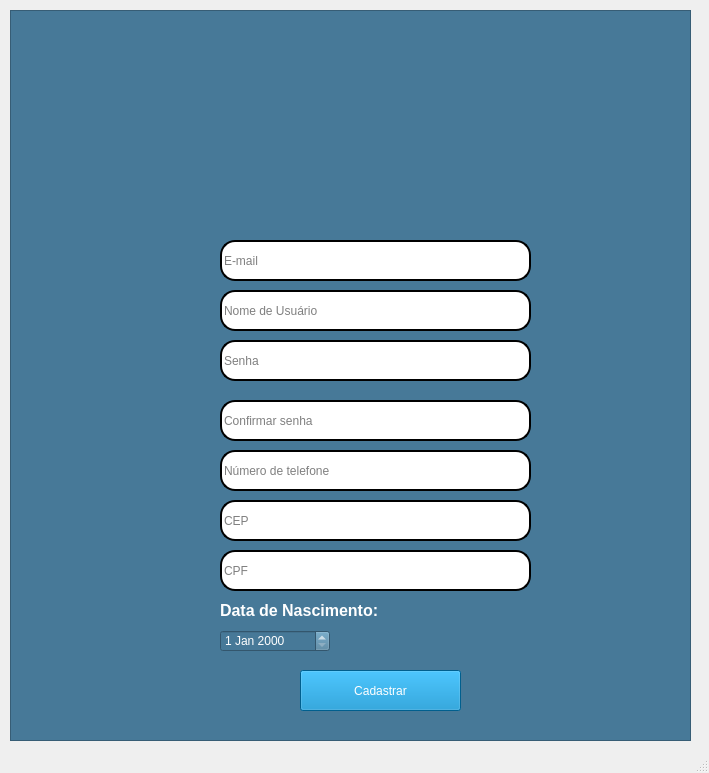
anneestherlf/Osprey-Social, file projeto/tela_cadastro.ui: the form before one commit.
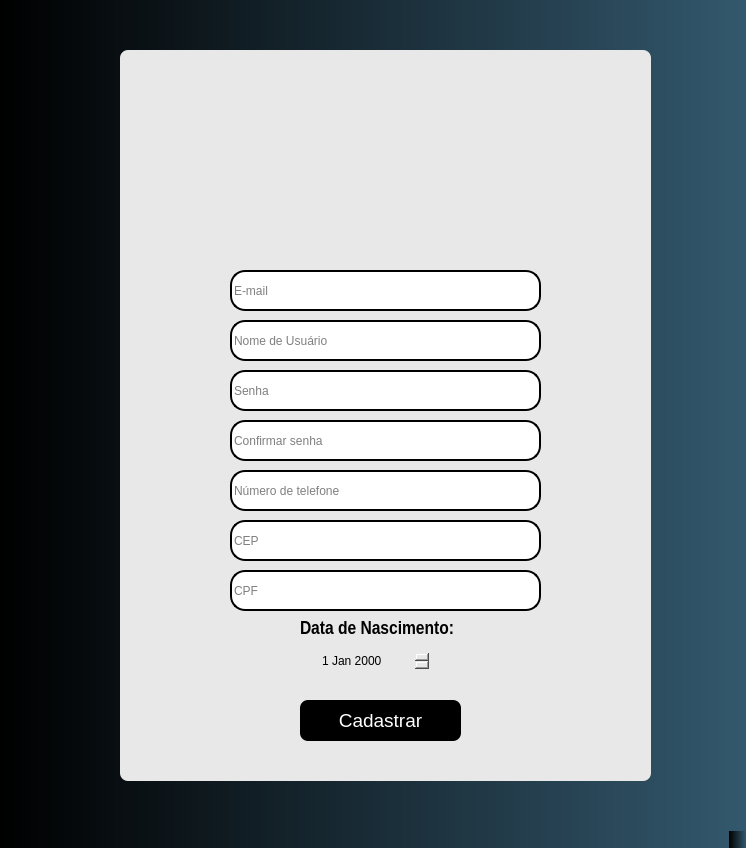
The form after the commit. Icons and pictures are not drawn.

Patch:
```diff
--- a/projeto/tela_cadastro.ui
+++ b/projeto/tela_cadastro.ui
@@ -6,25 +6,30 @@
    <rect>
     <x>0</x>
     <y>0</y>
-    <width>709</width>
-    <height>773</height>
+    <width>746</width>
+    <height>848</height>
    </rect>
   </property>
   <property name="windowTitle">
    <string>MainWindow</string>
   </property>
+  <property name="styleSheet">
+   <string notr="true">background-color: qlineargradient(spread:pad, x1:0, y1:0, x2:1, y2:0, stop:0 rgba(0, 0, 0,), stop:1 rgba(51, 88, 109));
+</string>
+  </property>
   <widget class="QWidget" name="centralwidget">
    <widget class="QFrame" name="Aprensentao">
     <property name="geometry">
      <rect>
-      <x>10</x>
-      <y>10</y>
-      <width>681</width>
+      <x>120</x>
+      <y>50</y>
+      <width>531</width>
       <height>731</height>
      </rect>
     </property>
     <property name="styleSheet">
-     <string notr="true">background-color: rgb(71, 121, 152);</string>
+     <string notr="true">background-color: rgb(232, 232, 232);
+border-radius: 8px;</string>
     </property>
     <property name="frameShape">
      <enum>QFrame::StyledPanel</enum>
@@ -35,38 +40,44 @@
     <widget class="QLabel" name="label">
      <property name="geometry">
       <rect>
-       <x>210</x>
-       <y>590</y>
-       <width>171</width>
+       <x>180</x>
+       <y>570</y>
+       <width>161</width>
        <height>21</height>
       </rect>
      </property>
+     <property name="font">
+      <font>
+       <family>Arial Narrow</family>
+       <pointsize>14</pointsize>
+      </font>
+     </property>
      <property name="styleSheet">
       <string notr="true"/>
      </property>
      <property name="text">
-      <string>&lt;html&gt;&lt;head/&gt;&lt;body&gt;&lt;p&gt;&lt;span style=&quot; font-size:12pt; font-weight:600; color:#ffffff;&quot;&gt;Data de Nascimento:&lt;/span&gt;&lt;/p&gt;&lt;/body&gt;&lt;/html&gt;</string>
+      <string>&lt;html&gt;&lt;head/&gt;&lt;body&gt;&lt;p&gt;&lt;span style=&quot; font-weight:600; color:#000000;&quot;&gt;Data de Nascimento:&lt;/span&gt;&lt;/p&gt;&lt;/body&gt;&lt;/html&gt;</string>
      </property>
     </widget>
     <widget class="QDateEdit" name="dateEdit">
      <property name="geometry">
       <rect>
-       <x>210</x>
-       <y>620</y>
+       <x>200</x>
+       <y>600</y>
        <width>110</width>
        <height>22</height>
       </rect>
      </property>
      <property name="styleSheet">
-      <string notr="true">color: rgb(255, 255, 255);
+      <string notr="true">color: rgb(0, 0, 0);
 </string>
      </property>
     </widget>
     <widget class="QLabel" name="label_5">
      <property name="geometry">
       <rect>
-       <x>260</x>
-       <y>60</y>
+       <x>170</x>
+       <y>50</y>
        <width>171</width>
        <height>141</height>
       </rect>
@@ -84,14 +95,23 @@
     <widget class="QPushButton" name="pushButton">
      <property name="geometry">
       <rect>
-       <x>290</x>
-       <y>660</y>
+       <x>180</x>
+       <y>650</y>
        <width>161</width>
        <height>41</height>
       </rect>
      </property>
+     <property name="font">
+      <font>
+       <family>MS Shell Dlg 2</family>
+       <pointsize>14</pointsize>
+       <weight>50</weight>
+       <italic>false</italic>
+       <bold>false</bold>
+      </font>
+     </property>
      <property name="styleSheet">
-      <string notr="true">background-color: rgb(0, 133, 199);
+      <string notr="true">background-color: rgb(0, 0, 0);
 font: 14pt &quot;MS Shell Dlg 2&quot;;
 color: rgb(255, 255, 255);
 
@@ -105,8 +125,8 @@
     <widget class="QLineEdit" name="lineEdit">
      <property name="geometry">
       <rect>
-       <x>210</x>
-       <y>230</y>
+       <x>110</x>
+       <y>220</y>
        <width>311</width>
        <height>41</height>
       </rect>
@@ -125,8 +145,8 @@
     <widget class="QLineEdit" name="lineEdit_2">
      <property name="geometry">
       <rect>
-       <x>210</x>
-       <y>280</y>
+       <x>110</x>
+       <y>270</y>
        <width>311</width>
        <height>41</height>
       </rect>
@@ -145,8 +165,8 @@
     <widget class="QLineEdit" name="lineEdit_3">
      <property name="geometry">
       <rect>
-       <x>210</x>
-       <y>330</y>
+       <x>110</x>
+       <y>320</y>
        <width>311</width>
        <height>41</height>
       </rect>
@@ -168,8 +188,8 @@
     <widget class="QLineEdit" name="lineEdit_4">
      <property name="geometry">
       <rect>
-       <x>210</x>
-       <y>390</y>
+       <x>110</x>
+       <y>370</y>
        <width>311</width>
        <height>41</height>
       </rect>
@@ -191,8 +211,8 @@
     <widget class="QLineEdit" name="lineEdit_5">
      <property name="geometry">
       <rect>
-       <x>210</x>
-       <y>440</y>
+       <x>110</x>
+       <y>420</y>
        <width>311</width>
        <height>41</height>
       </rect>
@@ -214,8 +234,8 @@
     <widget class="QLineEdit" name="lineEdit_6">
      <property name="geometry">
       <rect>
-       <x>210</x>
-       <y>490</y>
+       <x>110</x>
+       <y>470</y>
        <width>311</width>
        <height>41</height>
       </rect>
@@ -237,8 +257,8 @@
     <widget class="QLineEdit" name="lineEdit_7">
      <property name="geometry">
       <rect>
-       <x>210</x>
-       <y>540</y>
+       <x>110</x>
+       <y>520</y>
        <width>311</width>
        <height>41</height>
       </rect>
```
Left out of the diff: 2 changed lines with no effect on the pictures.
